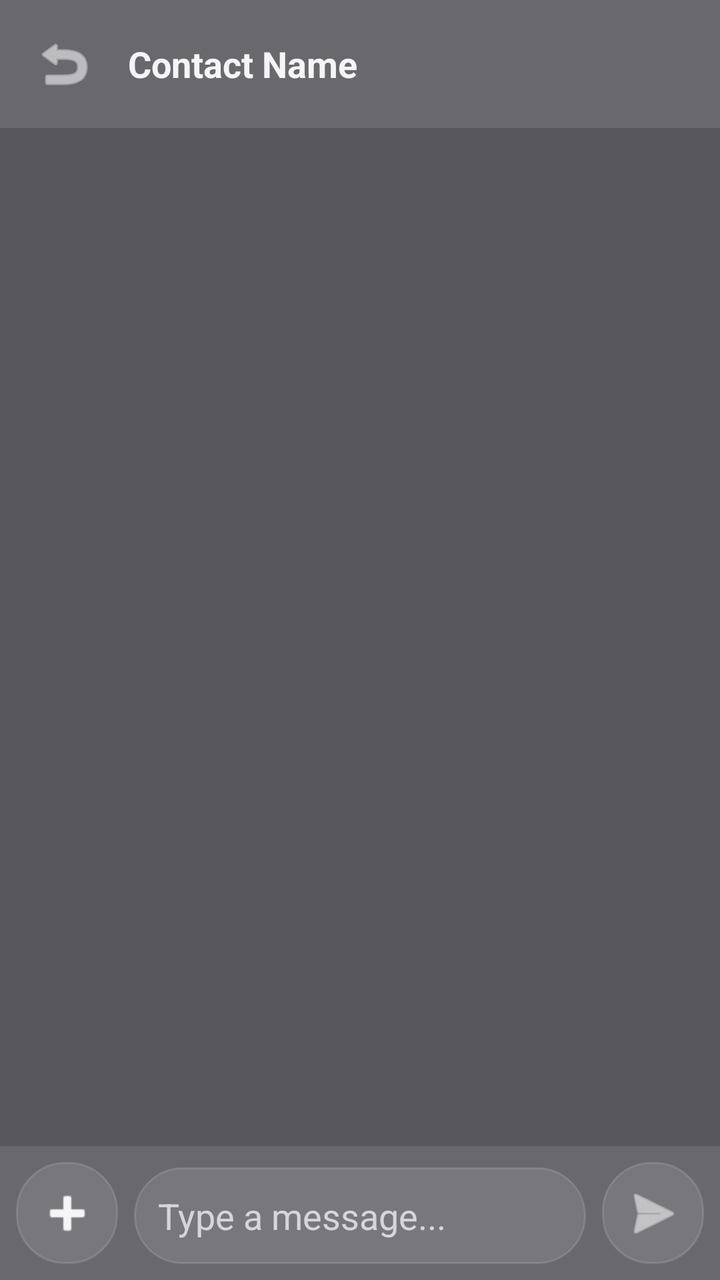
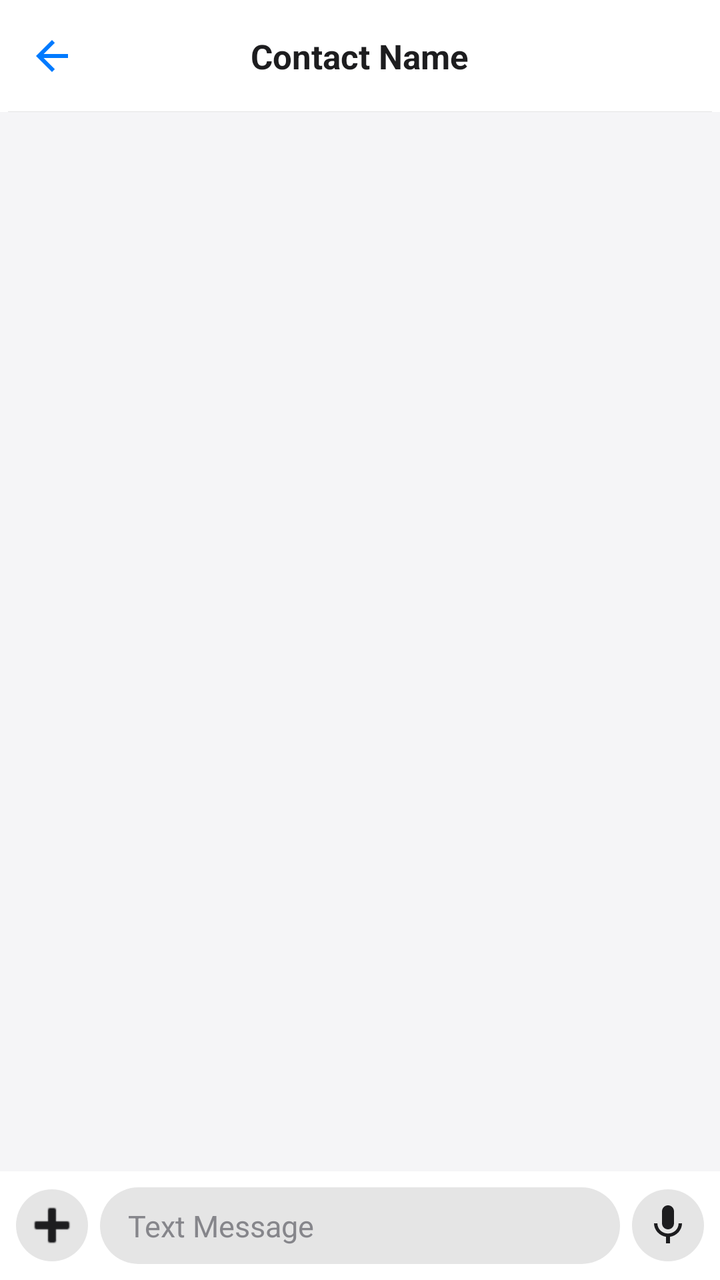

Two renders of the same Android screen: before a commit and after it. Below are the layout's source before the change and the commit's diff.
<!-- AndroidManifest.xml: activity theme Theme.PrismSettings -->
<!-- res/layout/activity_conversation.xml -->
<?xml version="1.0" encoding="utf-8"?>
<LinearLayout xmlns:android="http://schemas.android.com/apk/res/android"
    xmlns:app="http://schemas.android.com/apk/res-auto"
    android:layout_width="match_parent"
    android:layout_height="match_parent"
    android:background="@color/prism_page_scrim"
    android:orientation="vertical">

    
    <RelativeLayout
        android:layout_width="match_parent"
        android:layout_height="64dp"
        android:background="#1affffff"
        android:paddingHorizontal="8dp">

        <ImageButton
            android:id="@+id/conversationBackBtn"
            android:layout_width="48dp"
            android:layout_height="48dp"
            android:layout_centerVertical="true"
            android:background="?attr/selectableItemBackgroundBorderless"
            android:src="@android:drawable/ic_menu_revert"
            app:tint="@color/prism_text_primary" />

        <TextView
            android:id="@+id/conversationHeaderName"
            android:layout_width="wrap_content"
            android:layout_height="wrap_content"
            android:layout_centerVertical="true"
            android:layout_marginStart="8dp"
            android:layout_toEndOf="@id/conversationBackBtn"
            android:text="Contact Name"
            android:textColor="@color/prism_text_primary"
            android:textSize="18sp"
            android:textStyle="bold" />
    </RelativeLayout>

    
    <androidx.recyclerview.widget.RecyclerView
        android:id="@+id/conversationMessagesList"
        android:layout_width="match_parent"
        android:layout_height="0dp"
        android:layout_weight="1"
        android:clipToPadding="false"
        android:padding="12dp" />

    
    <FrameLayout
        android:id="@+id/attachmentPreviewFrame"
        android:layout_width="match_parent"
        android:layout_height="wrap_content"
        android:padding="8dp"
        android:visibility="gone">
        <ImageView
            android:id="@+id/attachmentPreviewImage"
            android:layout_width="100dp"
            android:layout_height="100dp"
            android:scaleType="centerCrop" />
        <ImageButton
            android:id="@+id/attachmentRemoveBtn"
            android:layout_width="24dp"
            android:layout_height="24dp"
            android:layout_gravity="top|end"
            android:background="@android:color/black"
            android:src="@android:drawable/ic_menu_close_clear_cancel"
            app:tint="@android:color/white" />
    </FrameLayout>

    
    <LinearLayout
        android:layout_width="match_parent"
        android:layout_height="wrap_content"
        android:background="#1affffff"
        android:gravity="bottom"
        android:orientation="horizontal"
        android:padding="8dp">

        <ImageButton
            android:id="@+id/conversationAttachBtn"
            android:layout_width="51dp"
            android:layout_height="51dp"
            android:layout_marginEnd="8dp"
            android:background="@drawable/hotseat_glass_bg"
            android:src="@android:drawable/ic_input_add"
            app:tint="@color/prism_text_primary" />

        <EditText
            android:id="@+id/conversationInput"
            android:layout_width="0dp"
            android:layout_height="wrap_content"
            android:layout_weight="1"
            android:background="@drawable/hotseat_glass_bg"
            android:hint="Type a message..."
            android:inputType="textLongMessage|textMultiLine"
            android:maxLines="4"
            android:padding="12dp"
            android:textColor="@color/prism_text_primary"
            android:textColorHint="@color/prism_text_muted" />

        <ImageButton
            android:id="@+id/conversationSendBtn"
            android:layout_width="51dp"
            android:layout_height="51dp"
            android:layout_marginStart="8dp"
            android:background="@drawable/hotseat_glass_bg"
            android:src="@android:drawable/ic_menu_send"
            app:tint="@color/prism_text_primary" />
    </LinearLayout>

</LinearLayout>
<!-- resources referenced by this layout -->
<resources>
  <color name="prism_page_scrim">#AA0A0A0F</color>
  <color name="prism_text_muted">#B3FFFFFF</color>
  <color name="prism_text_primary">#FFF5F5F7</color>
  <!-- drawable hotseat_glass_bg (drawable) -->
  <?xml version="1.0" encoding="utf-8"?>
  <shape xmlns:android="http://schemas.android.com/apk/res/android"
      android:shape="rectangle">
      <solid android:color="#1AFFFFFF" />
      <corners android:radius="24dp" />
      <stroke android:width="1dp" android:color="#22FFFFFF" />
  </shape>
  <style name="Theme.PrismSettings" parent="Theme.Material3.DayNight.NoActionBar">
          <item name="android:windowBackground">?attr/prismBackground</item>
          <item name="android:statusBarColor">?attr/prismBackground</item>
          <item name="android:navigationBarColor">?attr/prismBackground</item>
          <item name="android:windowLightStatusBar">true</item>
          <item name="android:textColorPrimary">?attr/prismTextPrimary</item>
          <item name="android:textColorSecondary">?attr/prismTextSecondary</item>
          
          <item name="prismBackground">#F5F5F7</item>
          <item name="prismSurface">#FFFFFF</item>
          <item name="prismTextPrimary">#1D1D1F</item>
          <item name="prismTextSecondary">#86868B</item>
          <item name="prismDivider">#E5E5E5</item>
          <item name="prismOverlay">#E6FFFFFF</item>
          <item name="prismAccent">#007AFF</item>
          <item name="prismCardColor">#E1E1E6</item>
      </style>
</resources>

<!-- the commit's change to res/layout/activity_conversation.xml (unified diff, before → after) -->
@@ -3,36 +3,42 @@
     xmlns:app="http://schemas.android.com/apk/res-auto"
     android:layout_width="match_parent"
     android:layout_height="match_parent"
-    android:background="@color/prism_page_scrim"
+    android:background="?attr/prismBackground"
     android:orientation="vertical">
 
     
     <RelativeLayout
         android:layout_width="match_parent"
-        android:layout_height="64dp"
-        android:background="#1affffff"
-        android:paddingHorizontal="8dp">
+        android:layout_height="56dp"
+        android:background="?attr/prismSurface"
+        android:paddingHorizontal="4dp">
 
         <ImageButton
             android:id="@+id/conversationBackBtn"
-            android:layout_width="48dp"
-            android:layout_height="48dp"
+            android:layout_width="44dp"
+            android:layout_height="44dp"
             android:layout_centerVertical="true"
             android:background="?attr/selectableItemBackgroundBorderless"
-            android:src="@android:drawable/ic_menu_revert"
-            app:tint="@color/prism_text_primary" />
+            android:src="@drawable/ic_back_24"
+            app:tint="@color/imessage_blue" />
 
         <TextView
             android:id="@+id/conversationHeaderName"
             android:layout_width="wrap_content"
             android:layout_height="wrap_content"
-            android:layout_centerVertical="true"
-            android:layout_marginStart="8dp"
-            android:layout_toEndOf="@id/conversationBackBtn"
+            android:layout_centerInParent="true"
+            android:ellipsize="end"
+            android:maxLines="1"
             android:text="Contact Name"
-            android:textColor="@color/prism_text_primary"
-            android:textSize="18sp"
+            android:textColor="?attr/prismTextPrimary"
+            android:textSize="17sp"
             android:textStyle="bold" />
+
+        <View
+            android:layout_width="match_parent"
+            android:layout_height="1px"
+            android:layout_alignParentBottom="true"
+            android:background="?attr/prismDivider" />
     </RelativeLayout>
 
     
@@ -42,7 +48,8 @@
         android:layout_height="0dp"
         android:layout_weight="1"
         android:clipToPadding="false"
-        android:padding="12dp" />
+        android:paddingHorizontal="10dp"
+        android:paddingVertical="8dp" />
 
     
     <FrameLayout
@@ -68,43 +75,60 @@
 
     
     <LinearLayout
+        android:id="@+id/conversationInputRow"
         android:layout_width="match_parent"
         android:layout_height="wrap_content"
-        android:background="#1affffff"
-        android:gravity="bottom"
+        android:background="?attr/prismSurface"
+        android:gravity="center_vertical"
         android:orientation="horizontal"
         android:padding="8dp">
 
         <ImageButton
             android:id="@+id/conversationAttachBtn"
-            android:layout_width="51dp"
-            android:layout_height="51dp"
-            android:layout_marginEnd="8dp"
-            android:background="@drawable/hotseat_glass_bg"
+            android:layout_width="36dp"
+            android:layout_height="36dp"
+            android:layout_marginEnd="6dp"
+            android:background="@drawable/bg_round_icon_btn"
+            android:padding="8dp"
             android:src="@android:drawable/ic_input_add"
-            app:tint="@color/prism_text_primary" />
+            app:tint="?attr/prismTextPrimary" />
 
         <EditText
             android:id="@+id/conversationInput"
             android:layout_width="0dp"
             android:layout_height="wrap_content"
             android:layout_weight="1"
-            android:background="@drawable/hotseat_glass_bg"
-            android:hint="Type a message..."
+            android:background="@drawable/bg_ios_pill"
+            android:hint="Text Message"
             android:inputType="textLongMessage|textMultiLine"
             android:maxLines="4"
-            android:padding="12dp"
-            android:textColor="@color/prism_text_primary"
-            android:textColorHint="@color/prism_text_muted" />
+            android:paddingHorizontal="14dp"
+            android:paddingVertical="9dp"
+            android:textColor="?attr/prismTextPrimary"
+            android:textColorHint="?attr/prismTextSecondary"
+            android:textSize="15sp" />
+
+        <ImageButton
+            android:id="@+id/conversationMicBtn"
+            android:layout_width="36dp"
+            android:layout_height="36dp"
+            android:layout_marginStart="6dp"
+            android:background="@drawable/bg_round_icon_btn"
+            android:contentDescription="Dictate"
+            android:padding="8dp"
+            android:src="@drawable/ic_mic_24"
+            app:tint="?attr/prismTextPrimary" />
 
         <ImageButton
             android:id="@+id/conversationSendBtn"
-            android:layout_width="51dp"
-            android:layout_height="51dp"
-            android:layout_marginStart="8dp"
-            android:background="@drawable/hotseat_glass_bg"
+            android:layout_width="36dp"
+            android:layout_height="36dp"
+            android:layout_marginStart="6dp"
+            android:background="@drawable/bg_round_send_btn"
+            android:padding="8dp"
             android:src="@android:drawable/ic_menu_send"
-            app:tint="@color/prism_text_primary" />
+            android:visibility="gone"
+            app:tint="@android:color/white" />
     </LinearLayout>
 
 </LinearLayout>
<!-- resource entries referenced after the edit -->
@@ -1,16 +1,47 @@
 <!-- resources referenced by this layout -->
 <resources>
-  <color name="prism_page_scrim">#AA0A0A0F</color>
-  <color name="prism_text_muted">#B3FFFFFF</color>
-  <color name="prism_text_primary">#FFF5F5F7</color>
-  <!-- drawable hotseat_glass_bg (drawable) -->
+  <color name="imessage_blue">#FF007AFF</color>
+  <!-- drawable bg_ios_pill (drawable) -->
+  <?xml version="1.0" encoding="utf-8"?>
+  <shape xmlns:android="http://schemas.android.com/apk/res/android">
+      <corners android:radius="20dp" />
+      <solid android:color="?attr/prismDivider" />
+  </shape>
+  <!-- drawable bg_round_icon_btn (drawable) -->
   <?xml version="1.0" encoding="utf-8"?>
   <shape xmlns:android="http://schemas.android.com/apk/res/android"
-      android:shape="rectangle">
-      <solid android:color="#1AFFFFFF" />
-      <corners android:radius="24dp" />
-      <stroke android:width="1dp" android:color="#22FFFFFF" />
+      android:shape="oval">
+      <solid android:color="?attr/prismDivider" />
   </shape>
+  <!-- drawable bg_round_send_btn (drawable) -->
+  <?xml version="1.0" encoding="utf-8"?>
+  <shape xmlns:android="http://schemas.android.com/apk/res/android"
+      android:shape="oval">
+      <solid android:color="@color/imessage_blue" />
+  </shape>
+  <!-- drawable ic_back_24 (drawable) -->
+  <vector xmlns:android="http://schemas.android.com/apk/res/android"
+      android:width="24dp"
+      android:height="24dp"
+      android:viewportWidth="24"
+      android:viewportHeight="24"
+      android:tint="?attr/colorControlNormal">
+    <path
+        android:fillColor="@android:color/white"
+        android:pathData="M20,11H7.83l5.59,-5.59L12,4l-8,8 8,8 1.41,-1.41L7.83,13H20v-2z"/>
+  </vector>
+  <!-- drawable ic_mic_24 (drawable) -->
+  <?xml version="1.0" encoding="utf-8"?>
+  <vector xmlns:android="http://schemas.android.com/apk/res/android"
+      android:width="24dp"
+      android:height="24dp"
+      android:viewportWidth="24"
+      android:viewportHeight="24"
+      android:tint="?attr/colorControlNormal">
+      <path
+          android:fillColor="@android:color/white"
+          android:pathData="M12,14c1.66,0 2.99,-1.34 2.99,-3L15,5c0,-1.66 -1.34,-3 -3,-3S9,3.34 9,5v6c0,1.66 1.34,3 3,3zM17.3,11c0,3 -2.54,5.1 -5.3,5.1S6.7,14 6.7,11L5,11c0,3.41 2.72,6.23 6,6.72V21h2v-3.28c3.28,-0.48 6,-3.3 6,-6.72h-1.7z" />
+  </vector>
   <style name="Theme.PrismSettings" parent="Theme.Material3.DayNight.NoActionBar">
           <item name="android:windowBackground">?attr/prismBackground</item>
           <item name="android:statusBarColor">?attr/prismBackground</item>
